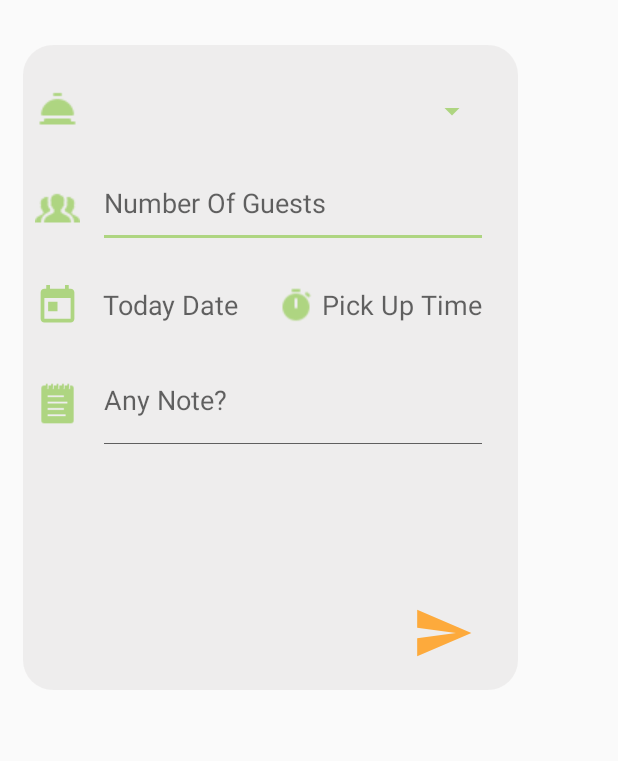
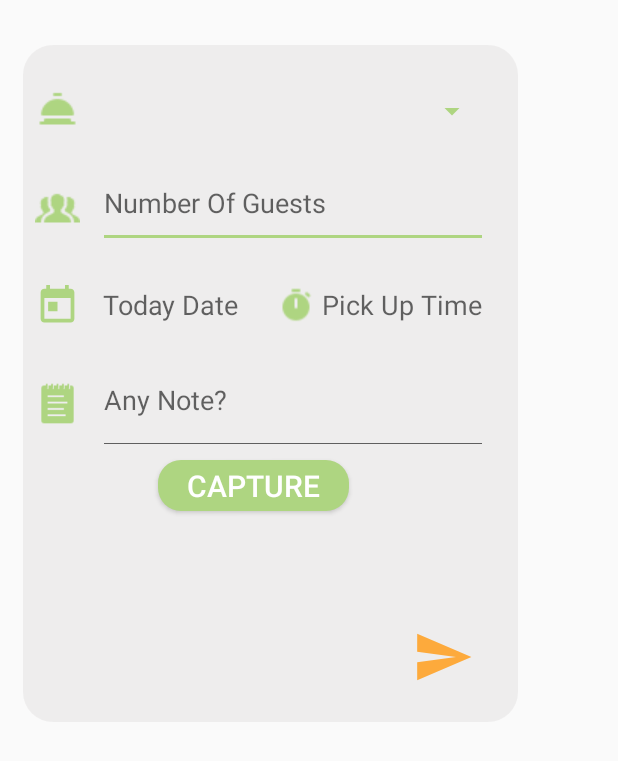
Before and after one commit to HussaSq/Qoot, an Android app: the layout fragment_tab1.xml on its own in the app's theme, with its tools: preview values and no code run, on a phone screen of 412 x 824 dp. Shown: the top 761 px of the screen. Run offline under Robolectric (Android 15) with nearby library versions, the phone set to English and light mode, and no system bars.

```diff
--- a/app/build.gradle
+++ b/app/build.gradle
@@ -32,7 +32,6 @@ dependencies {
     implementation 'com.google.firebase:firebase-auth:19.2.0'
     implementation 'com.google.firebase:firebase-firestore:21.4.1'
     implementation 'androidx.legacy:legacy-support-v4:1.0.0'
-
     //noinspection GradleCompatible
     implementation 'com.android.support:cardview-v7:28.0.0'
     //noinspection GradleCompatible
@@ -60,7 +59,9 @@ dependencies {
     implementation 'com.google.android.libraries.places:places-compat:1.1.0'
     implementation 'com.google.android.gms:play-services:11.4.0'
     implementation 'de.hdodenhof:circleimageview:3.1.0'
-    compile 'com.squareup.picasso:picasso:2.5.2'
+    implementation 'com.github.bumptech.glide:glide:4.8.0'
+    // Glide v4 uses this new annotation processor -- see https://bumptech.github.io/glide/doc/generatedapi.html
+    annotationProcessor 'com.github.bumptech.glide:compiler:4.8.0'
 }
 
 android {
--- a/app/src/main/AndroidManifest.xml
+++ b/app/src/main/AndroidManifest.xml
@@ -22,6 +22,9 @@
     <uses-permission android:name="android.permission.ACCESS_FINE_LOCATION" />
     <uses-permission android:name="android.permission.INTERNET" />
     <uses-permission android:name="android.permission.ACCESS_COARSE_LOCATION" />
+    <uses-permission android:name="android.permission.READ_EXTERNAL_STORAGE"/>
+    <uses-feature android:name="android.hardware.camera"
+        android:required="true" />
 
     <application
         android:allowBackup="true"
--- a/app/src/main/java/com/example/qoot/MapsActivity.java
+++ b/app/src/main/java/com/example/qoot/MapsActivity.java
@@ -99,7 +99,7 @@ public class MapsActivity extends FragmentActivity implements OnMapReadyCallback
                 /*
                          هنا مفروض نسوي INTENT عشان نرجع المعلومات كلها زي ما كانت
                 */
-                Intent i = new Intent(MapsActivity.this,tab1.class);
+                Intent i = new Intent(MapsActivity.this,requestForm.class);
                 startActivity(i);
             }
         });
--- a/app/src/main/java/com/example/qoot/tab1.java
+++ b/app/src/main/java/com/example/qoot/tab1.java
@@ -3,6 +3,7 @@ import android.app.Activity;
 import android.content.Intent;
 import android.graphics.Color;
 import android.os.Bundle;
+import android.provider.MediaStore;
 import android.text.TextUtils;
 import android.util.Log;
 import android.view.LayoutInflater;
@@ -16,7 +17,6 @@ import android.widget.ImageView;
 import android.widget.Spinner;
 import android.widget.TextView;
 import android.widget.Toast;
-
 import androidx.annotation.NonNull;
 import androidx.fragment.app.DialogFragment;
 import androidx.fragment.app.Fragment;
@@ -61,8 +61,6 @@ public class tab1 extends Fragment {
     private static final String TAG = "tab1";
     Spinner events;
     String DonatorName;
-
-
 
     public tab1() {
         // Required empty public constructor
--- a/app/src/main/res/layout/fragment_tab1.xml
+++ b/app/src/main/res/layout/fragment_tab1.xml
@@ -10,29 +10,27 @@
     <!-- TODO: Update blank fragment layout -->
 
 
-
     <LinearLayout
 
-        android:layout_height="430dp"
         android:layout_width="330dp"
-        android:orientation="vertical"
+        android:layout_height="451dp"
+        android:layout_marginLeft="15dp"
+        android:layout_marginTop="30dp"
         android:background="@drawable/box"
-        android:layout_marginTop="30dp"
-        android:layout_marginLeft="15dp"
-        >
+        android:orientation="vertical">
 
         <LinearLayout
             android:id="@+id/layout1"
+            android:layout_width="match_parent"
             android:layout_height="60dp"
-        android:layout_width="match_parent"
             android:layout_marginTop="10dp">
 
             <ImageView
                 android:layout_width="30dp"
                 android:layout_height="50dp"
-            android:src="@drawable/food"
                 android:layout_marginLeft="8dp"
-            android:layout_marginTop="8dp"/>
+                android:layout_marginTop="8dp"
+                android:src="@drawable/food" />
 
             <Spinner
                 android:id="@+id/FoodType"
@@ -50,38 +48,38 @@
         </LinearLayout>
 
         <LinearLayout
+            android:layout_width="match_parent"
             android:layout_height="60dp"
-        android:layout_width="match_parent"
-        android:layout_marginTop="5dp"
-        >
-
-        <ImageView
-            android:layout_width="30dp"
-            android:layout_height="50dp"
-            android:src="@drawable/guest"
-            android:layout_marginLeft="8dp"
-            android:layout_marginTop="8dp"/>
-        <EditText
-            android:id="@+id/numberOfGuest"
-            android:layout_width="260dp"
-            android:layout_height="60dp"
-            android:ems="10"
-            android:inputType="number"
-            android:layout_marginLeft="12dp"
-            android:hint="Number Of Guests"/>
-    </LinearLayout>
-
-    <LinearLayout
-        android:layout_height="60dp"
-        android:layout_width="match_parent"
             android:layout_marginTop="5dp">
 
             <ImageView
                 android:layout_width="30dp"
                 android:layout_height="50dp"
-            android:src="@drawable/ic_today_black_24dp"
                 android:layout_marginLeft="8dp"
-            android:layout_marginTop="8dp"/>
+                android:layout_marginTop="8dp"
+                android:src="@drawable/guest" />
+
+            <EditText
+                android:id="@+id/numberOfGuest"
+                android:layout_width="260dp"
+                android:layout_height="60dp"
+                android:layout_marginLeft="12dp"
+                android:ems="10"
+                android:hint="Number Of Guests"
+                android:inputType="number" />
+        </LinearLayout>
+
+        <LinearLayout
+            android:layout_width="match_parent"
+            android:layout_height="60dp"
+            android:layout_marginTop="5dp">
+
+            <ImageView
+                android:layout_width="30dp"
+                android:layout_height="50dp"
+                android:layout_marginLeft="8dp"
+                android:layout_marginTop="8dp"
+                android:src="@drawable/ic_today_black_24dp" />
 
             <TextView
                 android:id="@+id/pickUpDate"
@@ -115,62 +113,67 @@
         </LinearLayout>
 
         <LinearLayout
+            android:layout_width="match_parent"
             android:layout_height="60dp"
-        android:layout_width="match_parent"
             android:layout_marginTop="5dp">
 
             <ImageView
                 android:layout_width="30dp"
                 android:layout_height="50dp"
-            android:src="@drawable/note"
                 android:layout_marginLeft="8dp"
-            android:layout_marginTop="8dp"/>
+                android:layout_marginTop="8dp"
+                android:src="@drawable/note" />
+
             <EditText
                 android:id="@+id/note"
                 android:layout_width="260dp"
                 android:layout_height="60dp"
+                android:layout_marginLeft="12dp"
+                android:layout_marginTop="8dp"
                 android:ems="10"
-            android:inputType="textPersonName"
-            android:layout_marginLeft="12dp"
+                android:gravity="start|top"
                 android:hint="Any Note?"
-            android:gravity="start|top"
-            android:layout_marginTop="8dp"/>
-
-
-
+                android:inputType="textPersonName" />
 
 
         </LinearLayout>
 
         <LinearLayout
-        android:layout_height="60dp"
             android:layout_width="match_parent"
-        android:layout_marginTop="5dp"
-        android:layout_gravity="center">
+            android:layout_height="116dp"
+            android:layout_gravity="center"
+            android:layout_marginTop="0dp"
+            android:padding="0dp">
 
 
+            <Button
+                android:id="@+id/button"
+                android:layout_width="127dp"
+                android:layout_height="34dp"
+                android:layout_gravity="center"
+                android:layout_marginLeft="90dp"
+                android:layout_marginRight="10dp"
+                android:layout_marginBottom="30dp"
+                android:background="@drawable/custom_button"
+                android:text="Capture"
+                android:textColor="#ffff"
+                android:textSize="20sp" />
 
-<!--        <Button-->
-<!--            android:id="@+id/button"-->
-<!--            android:layout_width="190dp"-->
-<!--            android:layout_height="35dp"-->
-<!--            android:layout_gravity="center"-->
-<!--            android:layout_marginTop="12dp"-->
-<!--            android:layout_marginRight="10dp"-->
-<!--            android:layout_marginLeft="60dp"-->
-<!--            android:layout_marginBottom="12dp"-->
-<!--            android:background="@drawable/custom_button"-->
-<!--            android:text="Upload photo"-->
-<!--            android:textColor="#ffff"-->
-<!--            android:textSize="20sp" />-->
+            <ImageView
+                android:layout_width="wrap_content"
+                android:layout_height="wrap_content"
+                android:layout_margin="50dp"
+                android:id="@+id/RequestPicture">
+
+            </ImageView>
         </LinearLayout>
 
         <ImageView
             android:id="@+id/submitReq"
             android:layout_width="60dp"
             android:layout_height="41dp"
-            android:layout_marginTop="40dp"
             android:layout_marginLeft="250dp"
+            android:layout_marginTop="5dp"
             android:src="@drawable/ic_send_black_24dp"
             app:maxImageSize="30dp" />
 
```
Also changed, not shown: app/src/main/java/com/example/qoot/DonatorProfile.java (+25 -57 lines), app/src/main/java/com/example/qoot/EditDonatorProfile.java (+7 -123 lines), app/src/main/java/com/example/qoot/EditVolunteerProfile.java (+2 -38 lines), app/src/main/java/com/example/qoot/VolunteerProfile.java (+25 -15 lines). Lines whose indentation alone changed are shown as unchanged.
